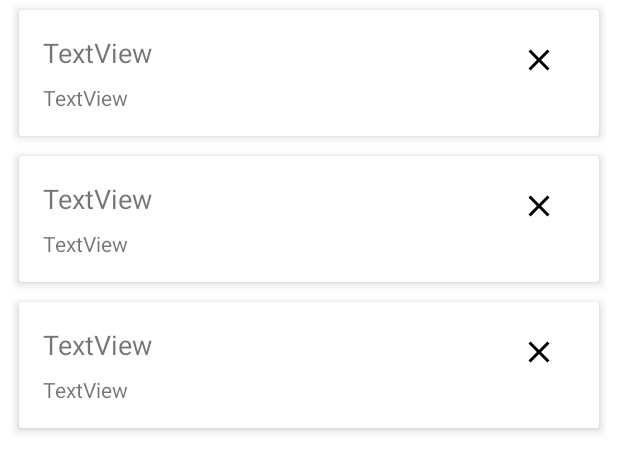
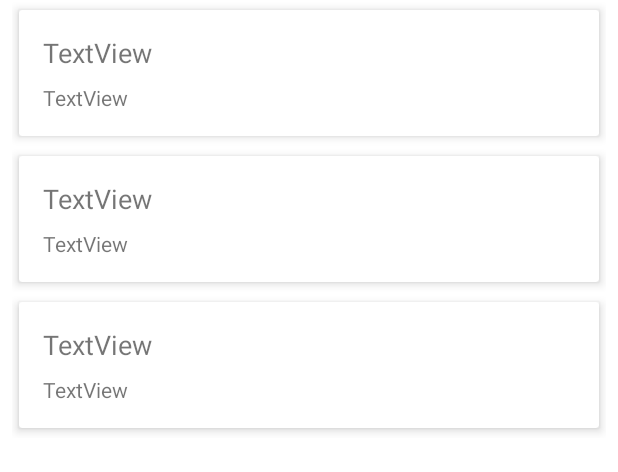
Before and after one commit to thurbridi/InventoryManager, an Android app: the layout content_main.xml on its own in the app's theme, with its tools: preview values and no code run, on a phone screen of 412 x 824 dp. Shown: the top 472 px of the screen. Run offline under Robolectric (Android 15) with nearby library versions, the phone set to English and light mode, and no system bars.

```diff
--- a/app/src/main/java/thurbridi/inventorymanager/ItemsListAdapter.kt
+++ b/app/src/main/java/thurbridi/inventorymanager/ItemsListAdapter.kt
@@ -13,7 +13,6 @@ import kotlinx.android.synthetic.main.item_card.view.*
 
 class ItemsListAdapter internal constructor(
     context: Context,
-    private val onClickRemove: (Item) -> Unit,
     private val onClickUpdate: (Item) -> Unit
     ): RecyclerView.Adapter<ItemsListAdapter.ItemViewHolder>(){
 
@@ -25,7 +24,6 @@ class ItemsListAdapter internal constructor(
         val cardItemView: CardView = itemView.card_view
         val nameItemView: TextView = itemView.textView_name
         val amountItemView: TextView = itemView.textView_amount
-        val moreItemView: ImageButton = itemView.button_more
     }
 
     override fun onCreateViewHolder(parent: ViewGroup, viewType: Int): ItemViewHolder {
@@ -42,9 +40,6 @@ class ItemsListAdapter internal constructor(
             }
             holder.nameItemView.text = name
             holder.amountItemView.text = amount.toString()
-            holder.moreItemView.setOnClickListener {
-                onClickRemove(items[position])
-            }
         }
 
     }
--- a/app/src/main/java/thurbridi/inventorymanager/MainActivity.kt
+++ b/app/src/main/java/thurbridi/inventorymanager/MainActivity.kt
@@ -22,12 +22,12 @@ class MainActivity : AppCompatActivity() {
         setSupportActionBar(toolbar)
 
         val recyclerView = findViewById<RecyclerView>(R.id.recyclerview)
-        val adapter = ItemsListAdapter(this, {itemsViewModel.delete(it)}, {
+        val adapter = ItemsListAdapter(this) {
             val intent = Intent(this@MainActivity, UpdateItemActivity::class.java).apply {
                 putExtra("item", it)
             }
             startActivityForResult(intent, updateItemActivityRequestCode)
-        })
+        }
         recyclerView.adapter = adapter
         recyclerView.layoutManager = LinearLayoutManager(this)
 
--- a/app/src/main/res/layout/item_card.xml
+++ b/app/src/main/res/layout/item_card.xml
@@ -23,8 +23,8 @@
                     android:id="@+id/textView_name"
                     android:textSize="18sp" android:layout_marginTop="8dp"
                     app:layout_constraintTop_toTopOf="parent" android:layout_marginStart="8dp"
-                    app:layout_constraintStart_toStartOf="parent" app:layout_constraintHorizontal_bias="0.5"
-                    app:layout_constraintEnd_toStartOf="@+id/button_more" android:layout_marginEnd="8dp"/>
+                    app:layout_constraintStart_toStartOf="parent"
+                    android:layout_marginEnd="8dp" app:layout_constraintEnd_toEndOf="parent"/>
             <TextView
                     android:text="TextView"
                     android:layout_width="0dp"
@@ -35,15 +35,6 @@
                     app:layout_constraintStart_toStartOf="parent" android:layout_marginStart="8dp"
                     android:layout_marginBottom="8dp" app:layout_constraintBottom_toBottomOf="parent"
                     app:layout_constraintEnd_toEndOf="@+id/textView_name"/>
-            <ImageButton
-                    android:layout_width="wrap_content"
-                    android:layout_height="wrap_content"
-                    android:id="@+id/button_more"
-                    android:backgroundTint="@android:color/transparent" app:layout_constraintTop_toTopOf="parent"
-                    android:layout_marginTop="3dp" app:layout_constraintEnd_toEndOf="parent"
-                    android:layout_marginEnd="8dp" app:layout_constraintStart_toEndOf="@+id/textView_name"
-                    app:layout_constraintHorizontal_bias="0.5" android:src="@drawable/ic_clear_black_24dp"
-            />
         </android.support.constraint.ConstraintLayout>
     </android.support.v7.widget.CardView>
 </LinearLayout>
--- /dev/null
+++ b/app/src/main/res/menu/item_menu.xml
@@ -0,0 +1,5 @@
+<?xml version="1.0" encoding="utf-8"?>
+<menu xmlns:android="http://schemas.android.com/apk/res/android">
+    <item android:id="@+id/delete"
+          android:title="@string/delete"/>
+</menu>
--- a/app/src/main/res/values/strings.xml
+++ b/app/src/main/res/values/strings.xml
@@ -13,5 +13,6 @@
     <string name="hint_amount_changed"></string>
     <string name="not_updated">Item was not updated</string>
     <string name="updated">Item successfully updated</string>
-    <string name="saved">Item saved</string>>
+    <string name="saved">Item saved</string>
+    <string name="delete">Delete</string>>
 </resources>
```
Also changed, not shown: app/src/main/java/thurbridi/inventorymanager/UpdateItemActivity.kt (+25 -4 lines).
